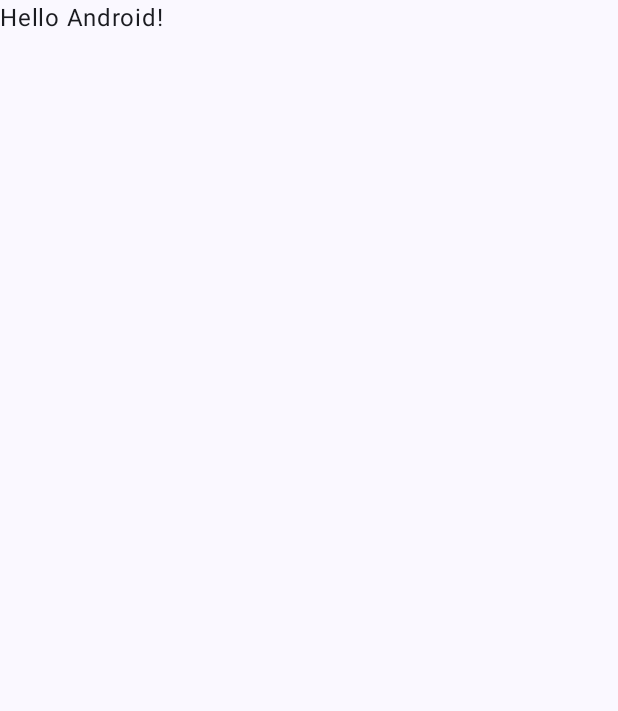
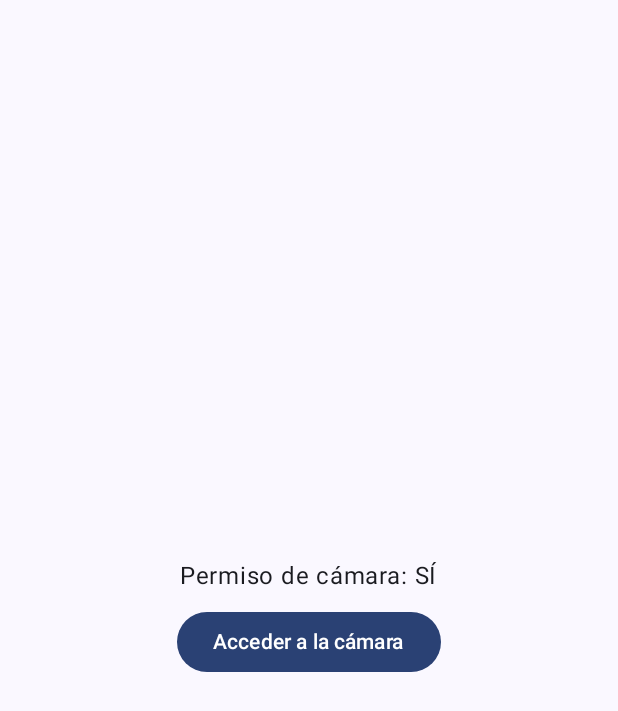
Before and after one commit to DanyElAlgo/kotlin-exam-2, an Android app built with Jetpack Compose: the screen it shows after launch (MainActivity), on a phone screen of 412 x 824 dp. Before the commit the part shown is almost empty. Shown: the top 711 px of the screen. Run offline under Robolectric (Android 15) with nearby library versions, the phone set to English and light mode, and no system bars.

Commit message:
Update MainActivity.kt

```diff
--- a/task-2/app/src/main/java/com/example/camerapermission/MainActivity.kt
+++ b/task-2/app/src/main/java/com/example/camerapermission/MainActivity.kt
@@ -38,10 +38,7 @@ class MainActivity : ComponentActivity() {
         setContent {
             CameraPermissionTheme {
                 Scaffold(modifier = Modifier.fillMaxSize()) { innerPadding ->
-                    Greeting(
-                        name = "Android",
-                        modifier = Modifier.padding(innerPadding)
-                    )
+                    permissionTest( modifier = Modifier.padding(innerPadding))
                 }
             }
         }
```
